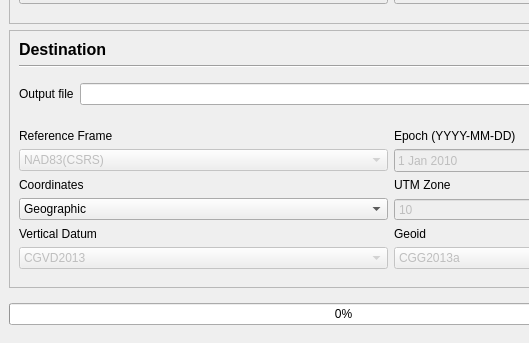
Qt form ui/mainwindow.ui (HakaiInstitute/LAS-TRX) before a commit; both pictures show x 0 to 529 and y 281 to 624 of the 782 by 624 pixel window.
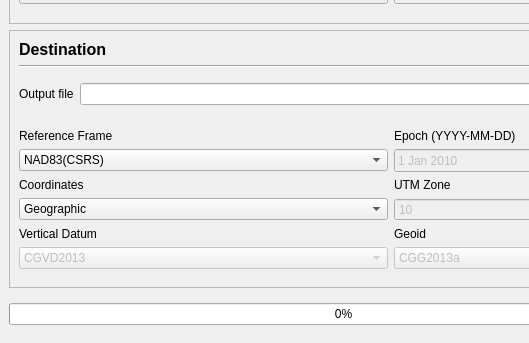
The same form after that commit.

What changed in the file:
```diff
--- a/ui/mainwindow.ui
+++ b/ui/mainwindow.ui
@@ -381,13 +381,14 @@
           <item row="2" column="0">
            <widget class="QComboBox" name="comboBox_output_reference">
             <property name="enabled">
-             <bool>false</bool>
+             <bool>true</bool>
             </property>
             <item>
              <property name="text">
               <string>NAD83(CSRS)</string>
              </property>
             </item>
+            <!--
             <item>
              <property name="text">
               <string>ITRF2014</string>
@@ -453,6 +454,7 @@
               <string>ITRF88</string>
              </property>
             </item>
+            -->
            </widget>
           </item>
           <item row="6" column="0">
```
